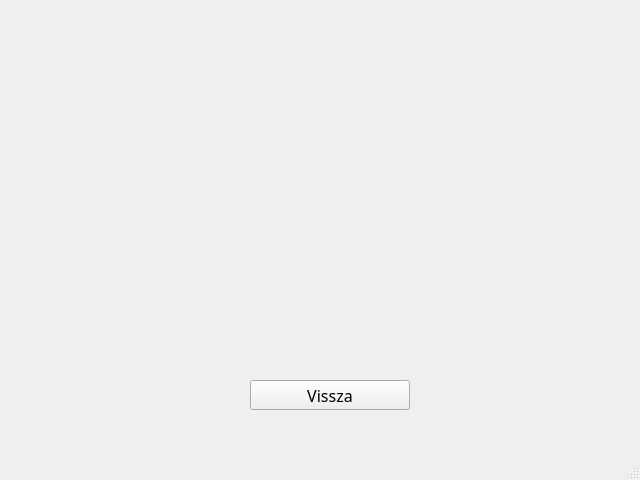
Above: src/main/resources/ui/mainWindow.ui from pkristof1999/Szakdolgozat before the change. Below: the same form after it.
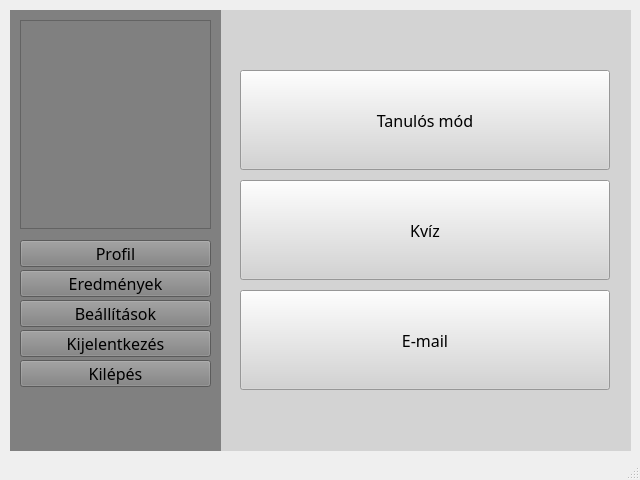
That is the form after the change.

Commit message: Főképernyő kidolgozásának kezdése.

The edit to the form file:
```diff
--- a/src/main/resources/ui/mainWindow.ui
+++ b/src/main/resources/ui/mainWindow.ui
@@ -14,24 +14,199 @@
    <string>MainWindow</string>
   </property>
   <widget class="QWidget" name="centralwidget">
-   <widget class="QPushButton" name="backButton">
+   <widget class="QWidget" name="widget" native="true">
     <property name="geometry">
      <rect>
-      <x>250</x>
-      <y>380</y>
-      <width>160</width>
-      <height>30</height>
+      <x>220</x>
+      <y>10</y>
+      <width>411</width>
+      <height>441</height>
      </rect>
     </property>
-    <property name="font">
-     <font>
-      <family>Corbel</family>
-      <pointsize>12</pointsize>
-     </font>
+    <property name="styleSheet">
+     <string notr="true">background-color: lightgrey;</string>
     </property>
-    <property name="text">
-     <string>Vissza</string>
+    <widget class="QPushButton" name="learningGameButton">
+     <property name="geometry">
+      <rect>
+       <x>20</x>
+       <y>60</y>
+       <width>370</width>
+       <height>100</height>
+      </rect>
+     </property>
+     <property name="font">
+      <font>
+       <family>Corbel</family>
+       <pointsize>12</pointsize>
+      </font>
+     </property>
+     <property name="text">
+      <string>Tanulós mód</string>
+     </property>
+    </widget>
+    <widget class="QPushButton" name="quizGameButton">
+     <property name="geometry">
+      <rect>
+       <x>20</x>
+       <y>170</y>
+       <width>370</width>
+       <height>100</height>
+      </rect>
+     </property>
+     <property name="font">
+      <font>
+       <family>Corbel</family>
+       <pointsize>12</pointsize>
+      </font>
+     </property>
+     <property name="text">
+      <string>Kvíz</string>
+     </property>
+    </widget>
+    <widget class="QPushButton" name="emailGameButton">
+     <property name="geometry">
+      <rect>
+       <x>20</x>
+       <y>280</y>
+       <width>370</width>
+       <height>100</height>
+      </rect>
+     </property>
+     <property name="font">
+      <font>
+       <family>Corbel</family>
+       <pointsize>12</pointsize>
+      </font>
+     </property>
+     <property name="text">
+      <string>E-mail</string>
+     </property>
+    </widget>
+   </widget>
+   <widget class="QWidget" name="widget_2" native="true">
+    <property name="geometry">
+     <rect>
+      <x>10</x>
+      <y>10</y>
+      <width>211</width>
+      <height>441</height>
+     </rect>
     </property>
+    <property name="styleSheet">
+     <string notr="true">background-color: grey;</string>
+    </property>
+    <widget class="QFrame" name="profilePicture">
+     <property name="geometry">
+      <rect>
+       <x>10</x>
+       <y>10</y>
+       <width>191</width>
+       <height>209</height>
+      </rect>
+     </property>
+     <property name="frameShape">
+      <enum>QFrame::StyledPanel</enum>
+     </property>
+     <property name="frameShadow">
+      <enum>QFrame::Raised</enum>
+     </property>
+    </widget>
+    <widget class="QPushButton" name="resultsButton">
+     <property name="geometry">
+      <rect>
+       <x>10</x>
+       <y>260</y>
+       <width>191</width>
+       <height>27</height>
+      </rect>
+     </property>
+     <property name="font">
+      <font>
+       <family>Corbel</family>
+       <pointsize>12</pointsize>
+      </font>
+     </property>
+     <property name="text">
+      <string>Eredmények</string>
+     </property>
+    </widget>
+    <widget class="QPushButton" name="settingsButton">
+     <property name="geometry">
+      <rect>
+       <x>10</x>
+       <y>290</y>
+       <width>191</width>
+       <height>27</height>
+      </rect>
+     </property>
+     <property name="font">
+      <font>
+       <family>Corbel</family>
+       <pointsize>12</pointsize>
+      </font>
+     </property>
+     <property name="text">
+      <string>Beállítások</string>
+     </property>
+    </widget>
+    <widget class="QPushButton" name="logOutButton">
+     <property name="geometry">
+      <rect>
+       <x>10</x>
+       <y>320</y>
+       <width>191</width>
+       <height>27</height>
+      </rect>
+     </property>
+     <property name="font">
+      <font>
+       <family>Corbel</family>
+       <pointsize>12</pointsize>
+      </font>
+     </property>
+     <property name="text">
+      <string>Kijelentkezés</string>
+     </property>
+    </widget>
+    <widget class="QPushButton" name="exitButton">
+     <property name="geometry">
+      <rect>
+       <x>10</x>
+       <y>350</y>
+       <width>191</width>
+       <height>27</height>
+      </rect>
+     </property>
+     <property name="font">
+      <font>
+       <family>Corbel</family>
+       <pointsize>12</pointsize>
+      </font>
+     </property>
+     <property name="text">
+      <string>Kilépés</string>
+     </property>
+    </widget>
+    <widget class="QPushButton" name="profileButton">
+     <property name="geometry">
+      <rect>
+       <x>10</x>
+       <y>230</y>
+       <width>191</width>
+       <height>27</height>
+      </rect>
+     </property>
+     <property name="font">
+      <font>
+       <family>Corbel</family>
+       <pointsize>12</pointsize>
+      </font>
+     </property>
+     <property name="text">
+      <string>Profil</string>
+     </property>
+    </widget>
    </widget>
   </widget>
   <widget class="QStatusBar" name="statusbar"/>
```
The commit also changes 1 other file.
